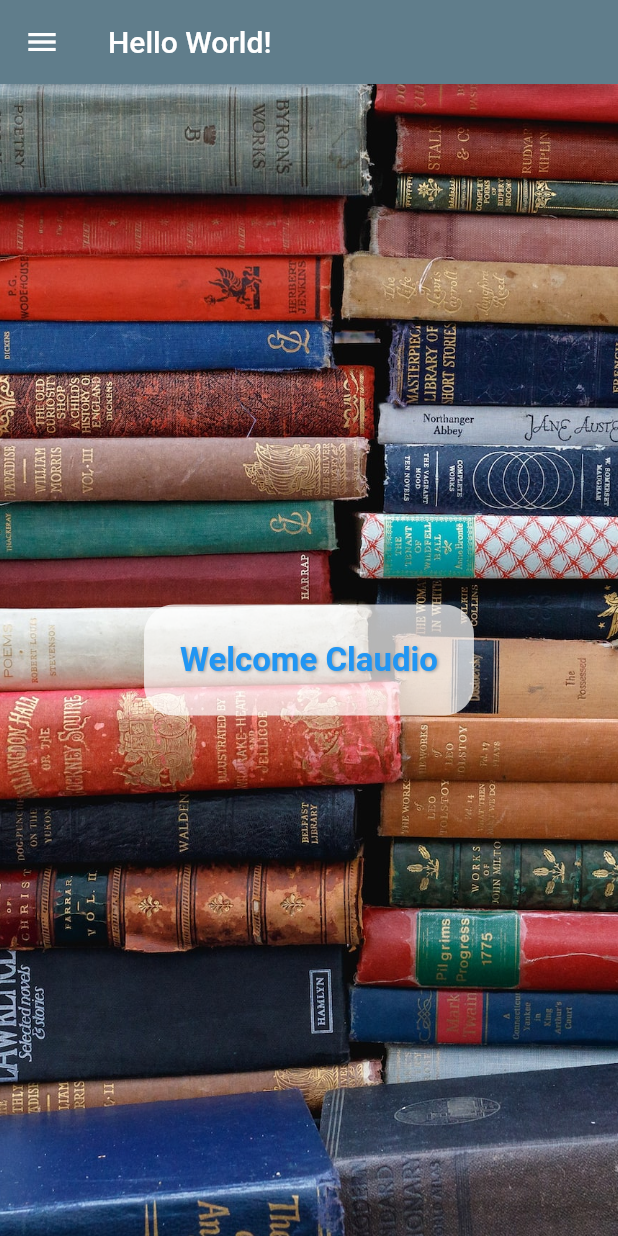
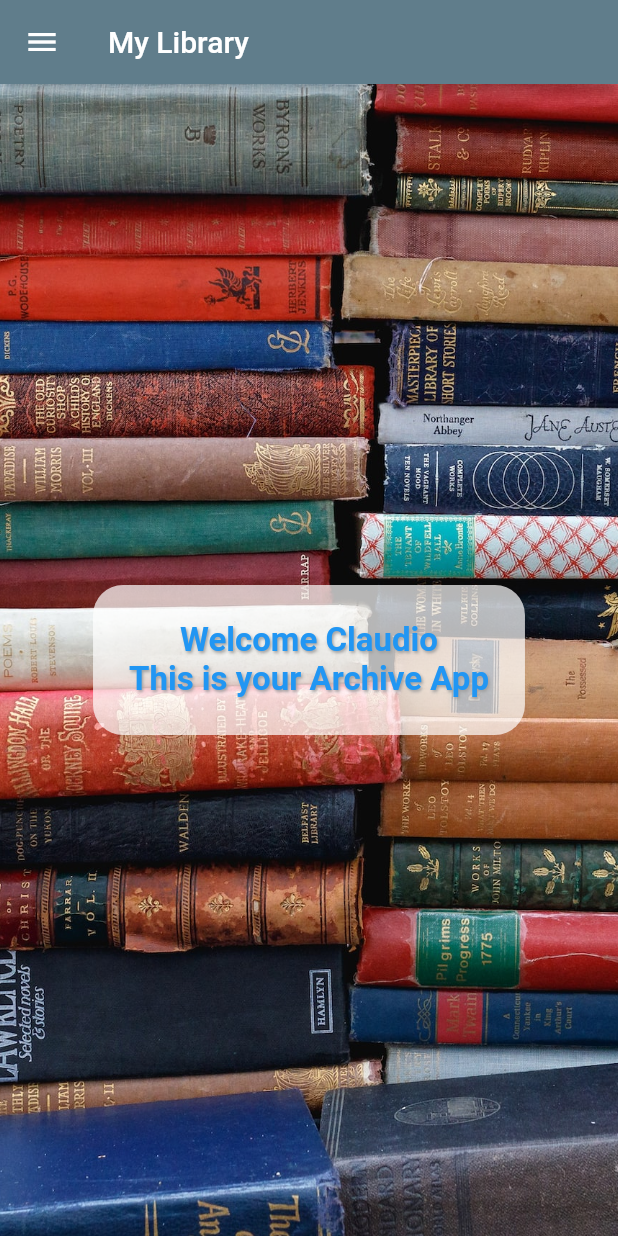
Before and after one commit to ClaudioSviluppo/my_library, a Flutter app: the screen it shows after launch, on a phone screen of 412 x 824 dp. Run offline on Flutter 3.47's test engine with Material 2 defaults, Android fonts, the phone set to English and light mode, and no system bars; generated files the repository leaves out were written again.

```diff
--- a/lib/l10n/app_de.arb
+++ b/lib/l10n/app_de.arb
@@ -3,5 +3,6 @@
     "username":"Welcome {user}",
     "appName" : "La mia libreria",
     "pageLoginUsername" : "Il tuo username",
-    "pageLoginPassword" : "La tua password"
+    "pageLoginPassword" : "La tua password",
+    "appDescription": "Questa è la tua applicazione di archivio"
 }
--- a/lib/l10n/app_en.arb
+++ b/lib/l10n/app_en.arb
@@ -20,5 +20,6 @@
 
          }
       }
-   }
+   },
+   "appDescription": "This is your Archive App"
 }
--- a/lib/l10n/app_es.arb
+++ b/lib/l10n/app_es.arb
@@ -3,5 +3,6 @@
     "username":"Bienvenido {user}",
     "appName" : "Mi biblioteca",
     "pageLoginUsername" : "Il tuo username",
-    "pageLoginPassword" : "La tua password"
+    "pageLoginPassword" : "La tua password",
+    "appDescription": "Questa è la tua applicazione di archivio"
 }
--- a/lib/l10n/app_it.arb
+++ b/lib/l10n/app_it.arb
@@ -3,5 +3,6 @@
     "username": "Benvenuto {user}",
     "appName" : "La mia libreria",
     "pageLoginUsername" : "Il tuo username",
-    "pageLoginPassword" : "La tua password"
+    "pageLoginPassword" : "La tua password",
+    "appDescription": "Questa è la tua applicazione di archivio"
 }
--- a/lib/screens/intro_screen.dart
+++ b/lib/screens/intro_screen.dart
@@ -13,11 +13,12 @@ class IntroScreen extends StatelessWidget {
     // ignore: unnecessary_new
     ApplicationHelper.debug('build', 'IntroScreen');
 
-    String testo = 'La mia libreria';
+    String welcomeMessage = AppLocalizations.of(context)!.username('Claudio');
+    String desc = AppLocalizations.of(context)!.appDescription;
 
     return Scaffold(
       appBar: AppBar(
-        title: Text(AppLocalizations.of(context)!.helloWorld),
+        title: Text(AppLocalizations.of(context)!.appName),
         backgroundColor: Colors.blueGrey,
       ),
       // body: welcomeMessage('Il mio Archivio'), get TextBox  da metodo
@@ -37,7 +38,7 @@ class IntroScreen extends StatelessWidget {
             ),
             child: Text(
               textAlign: TextAlign.center,
-              AppLocalizations.of(context)!.username('Claudio'),
+              "$welcomeMessage\n$desc",
               overflow: TextOverflow.ellipsis,
               style: const TextStyle(
                   color: Colors.blue,
```
